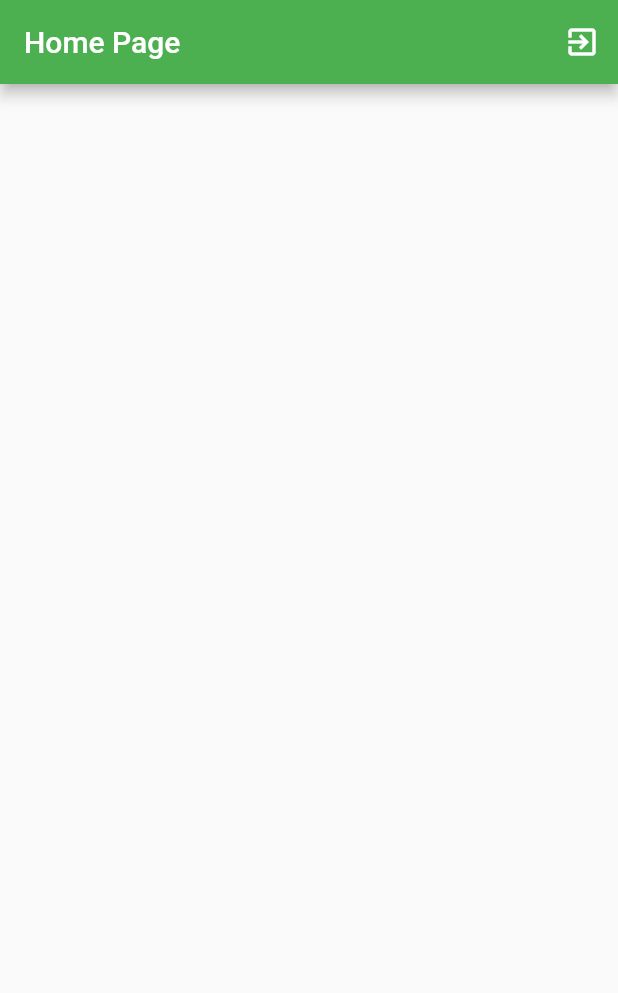
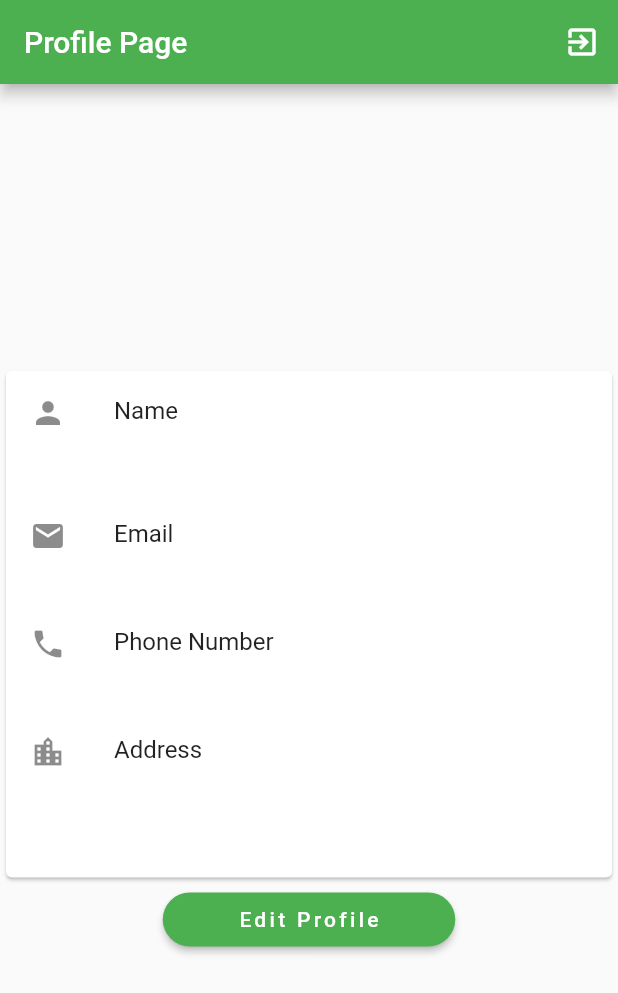
Before and after one commit to amineboujnah-dev/JEENISo-Store-App, a Flutter app: the screen it shows once a user with an empty profile is signed in, on a phone screen of 412 x 824 dp. Shown: the top 993 px of the screen. Run offline on Flutter 3.47's test engine with Material 2 defaults, Android fonts, the phone set to English and light mode, and no system bars; our stand-ins replace cloud_firestore, email_validator, firebase_auth, firebase_core, firebase_database, google_sign_in; accounts and stored records are empty.

Commit message:
first version of profile ui

```diff
--- a/lib/core/models/user.dart
+++ b/lib/core/models/user.dart
@@ -1,16 +1,19 @@
-class UserModel {
-  final String? uuid;
-  final String? name;
-  final String? email;
-  final String? phoneNumber;
-  final String? address;
-  final String? password;
+class User {
+  late String uid;
+  late String name;
+  late String email;
+  late String phoneNumber;
+  late String address;
+  late String password;
 
-  UserModel(
-      {this.uuid,
-      this.name,
-      this.email,
-      this.phoneNumber,
-      this.address,
-      this.password});
+  User(this.uid, this.name, this.email, this.phoneNumber, this.address,
+      this.password);
+
+  Map<String, dynamic> toJson() => {
+        'id': uid,
+        'name': name,
+        'email': email,
+        'phoneNumber': phoneNumber,
+        'password': password
+      };
 }
--- /dev/null
+++ b/lib/core/services/user_service.dart
@@ -0,0 +1,19 @@
+/*final currentUser = FirebaseAuth.instance.currentUser;
+    final uid = currentUser!.uid;
+    String name = "";
+    /* String email = "";
+    String phoneNumber = "";
+    String password = "";*/
+
+    UserService userService = UserService(uid);
+    final loginProvider = Provider.of<AuthService>(context);
+    final loginWithGoogleprovider = Provider.of<GoogleSignProvider>(context);
+    Future<void> getData() async {
+      final userCollection = FirebaseFirestore.instance.collection("users");
+      DocumentSnapshot ds = await userCollection.doc(uid).get();
+
+      name = ds.get('name');
+      email = ds.get('email');
+      password = ds.get('password');
+      phoneNumber = ds.get('phoneNumber');
+      print(name);*/
--- a/lib/ui/screens/Authentication/widgets/login_widget.dart
+++ b/lib/ui/screens/Authentication/widgets/login_widget.dart
@@ -39,6 +39,7 @@ class _LoginState extends State<Login> {
   @override
   Widget build(BuildContext context) {
     final loginProvider = Provider.of<AuthService>(context);
+
     final loginwithGoogleProvider = Provider.of<GoogleSignProvider>(context);
     final p = new SizeConfig();
     p.init(context);
--- /dev/null
+++ b/lib/ui/screens/Profile/Profile Details/view/profile_details_view.dart
@@ -0,0 +1,11 @@
+import 'package:cloud_firestore/cloud_firestore.dart';
+import 'package:firebase_auth/firebase_auth.dart';
+import 'package:flutter/material.dart';
+import 'package:pets_app/ui/screens/Profile/Profile%20Details/widgets/profile_details_widget.dart';
+
+class ProfileView extends StatelessWidget {
+  @override
+  Widget build(BuildContext context) {
+    return ProfileWidget();
+  }
+}
--- /dev/null
+++ b/lib/ui/screens/Profile/Profile Details/widgets/profile_details_widget.dart
@@ -0,0 +1,111 @@
+import 'package:cloud_firestore/cloud_firestore.dart';
+import 'package:firebase_auth/firebase_auth.dart';
+import 'package:flutter/material.dart';
+import 'package:pets_app/core/providers/google_sign_in_provider.dart';
+import 'package:pets_app/core/services/authentication_service.dart';
+import 'package:pets_app/ui/screens/Profile/Edit%20Profile/view/edit_profile_view.dart';
+import 'package:provider/provider.dart';
+
+class ProfileWidget extends StatelessWidget {
+  @override
+  Widget build(BuildContext context) {
+    CollectionReference users = FirebaseFirestore.instance.collection('users');
+    final currentUser = FirebaseAuth.instance.currentUser;
+    final loginProvider = Provider.of<AuthService>(context);
+    final loginWithGoogleprovider = Provider.of<GoogleSignProvider>(context);
+
+    return Scaffold(
+      appBar: AppBar(
+        title: Text('Profile Page'),
+        actions: [
+          IconButton(
+            onPressed: () async {
+              await loginProvider.logout();
+              await loginWithGoogleprovider.logOut();
+            },
+            icon: Icon(Icons.exit_to_app),
+          ),
+        ],
+      ),
+      body: FutureBuilder<DocumentSnapshot>(
+        future: users.doc(currentUser!.uid).get(),
+        builder:
+            (BuildContext context, AsyncSnapshot<DocumentSnapshot> snapshot) {
+          if (snapshot.hasError) {
+            return Text("Something went wrong");
+          }
+
+          if (snapshot.hasData && !snapshot.data!.exists) {
+            return Text("Document does not exist");
+          }
+
+          if (snapshot.connectionState == ConnectionState.done) {
+            Map<String, dynamic> data =
+                snapshot.data!.data() as Map<String, dynamic>;
+            return Center(
+              child: SingleChildScrollView(
+                child: Column(
+                  children: [
+                    Card(
+                      child: SingleChildScrollView(
+                        child: Column(
+                          mainAxisSize: MainAxisSize.min,
+                          children: <Widget>[
+                            ListTile(
+                              leading: Icon(Icons.person),
+                              title: Text('Name'),
+                              subtitle: Text(data['name']),
+                            ),
+                            SizedBox(height: 10),
+                            ListTile(
+                              leading: Icon(Icons.email),
+                              title: Text('Email'),
+                              subtitle: Text(data['email']),
+                            ),
+                            ListTile(
+                              leading: Icon(Icons.phone),
+                              title: Text('Phone Number'),
+                              subtitle: Text(data['phoneNumber']),
+                            ),
+                            ListTile(
+                              leading: Icon(Icons.location_city),
+                              title: Text('Address'),
+                              subtitle: Text(data['address']),
+                            ),
+                            SizedBox(height: 40),
+                          ],
+                        ),
+                      ),
+                    ),
+                    RaisedButton(
+                      color: Colors.green,
+                      padding: EdgeInsets.symmetric(horizontal: 50),
+                      elevation: 2,
+                      shape: RoundedRectangleBorder(
+                          borderRadius: BorderRadius.circular(20)),
+                      onPressed: () => Navigator.push(
+                          context,
+                          MaterialPageRoute(
+                              builder: (context) => EditProfileView())),
+                      child: Text(
+                        "Edit Profile",
+                        style: TextStyle(
+                            fontSize: 14,
+                            letterSpacing: 2.2,
+                            color: Colors.white),
+                      ),
+                    ),
+                  ],
+                ),
+              ),
+            );
+            ;
+            //return Text("Full Name: ${data['name']} ${data['email']}");
+          }
+
+          return Text("loading");
+        },
+      ),
+    );
+  }
+}
--- a/lib/ui/screens/home/view/home_view.dart
+++ b/lib/ui/screens/home/view/home_view.dart
@@ -1,6 +1,8 @@
 import 'package:firebase_auth/firebase_auth.dart';
 import 'package:flutter/material.dart';
 import 'package:pets_app/ui/screens/Authentication/view/authentication.dart';
+import 'package:pets_app/ui/screens/Profile/Edit%20Profile/view/edit_profile_view.dart';
+import 'package:pets_app/ui/screens/Profile/Profile%20Details/view/profile_details_view.dart';
 import 'package:pets_app/ui/screens/home/widget/home_widget.dart';
 import 'package:provider/provider.dart';
 
@@ -11,7 +13,7 @@ class Wrapper extends StatelessWidget {
   Widget build(BuildContext context) {
     final user = Provider.of<User?>(context);
     if (user != null) {
-      return HomeScreen();
+      return ProfileView();
     } else {
       return Authentication();
     }
--- a/pubspec.yaml
+++ b/pubspec.yaml
@@ -35,6 +35,8 @@ dependencies:
   firebase_database: ^7.1.1
   google_sign_in: ^5.0.4
   cloud_firestore: ^2.3.0
+  flutter_screenutil: ^5.0.0+2
+  line_awesome_flutter: ^1.0.1
 
 dev_dependencies:
   flutter_test:
```
Also changed, not shown: lib/core/services/authentication_service.dart (+11 -2 lines), lib/ui/screens/Profile/Edit Profile/view/edit_profile_view.dart (added, +9 -0 lines), lib/ui/screens/Profile/Edit Profile/widgets/edit_profile_widget.dart (added, +179 -0 lines), pubspec.lock.
